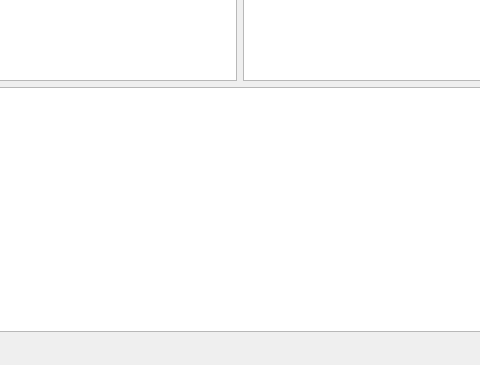
This is qtmediaplayer.ui in ming1144/QtMediaPlayer as Qt 5 draws it before an edit; both pictures show x 140 to 620 and y 231 to 596 of the 779 by 596 pixel window. The edited form follows.
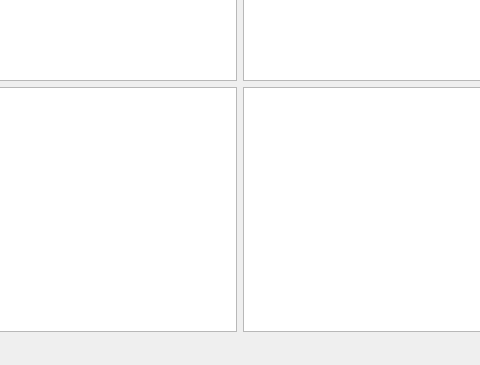
This is the edited form. Icons and pictures are not drawn.

```diff
--- a/qtmediaplayer.ui
+++ b/qtmediaplayer.ui
@@ -16,8 +16,6 @@
   <widget class="QWidget" name="centralWidget">
    <layout class="QGridLayout" name="gridLayout">
     <item row="0" column="0">
-     <layout class="QVBoxLayout" name="verticalLayout">
-      <item>
        <layout class="QHBoxLayout" name="horizontalLayout">
         <item>
          <widget class="QGraphicsView" name="graphicsViewOrigin"/>
@@ -27,12 +25,7 @@
         </item>
        </layout>
       </item>
-      <item>
-       <widget class="QTextBrowser" name="textBrowser"/>
-      </item>
-     </layout>
-    </item>
-    <item row="0" column="1">
+    <item row="0" column="1" rowspan="2">
      <spacer name="verticalSpacer">
       <property name="orientation">
        <enum>Qt::Vertical</enum>
@@ -45,6 +38,16 @@
       </property>
      </spacer>
     </item>
+    <item row="1" column="0">
+     <layout class="QHBoxLayout" name="horizontalLayout_2">
+      <item>
+       <widget class="QListView" name="fileList"/>
+      </item>
+      <item>
+       <widget class="QTextBrowser" name="textBrowser"/>
+      </item>
+     </layout>
+    </item>
    </layout>
   </widget>
   <widget class="QMenuBar" name="menuBar">
```
Left out of the diff: 2 changed lines with no effect on the pictures. Lines whose indentation alone changed are shown as unchanged.
